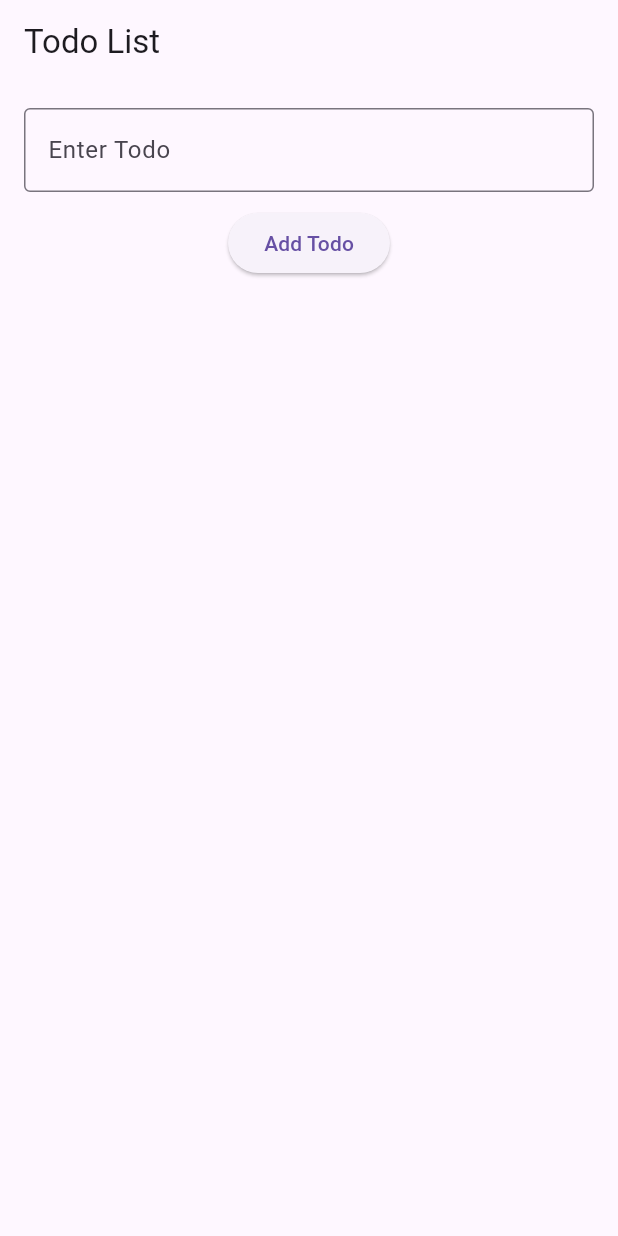
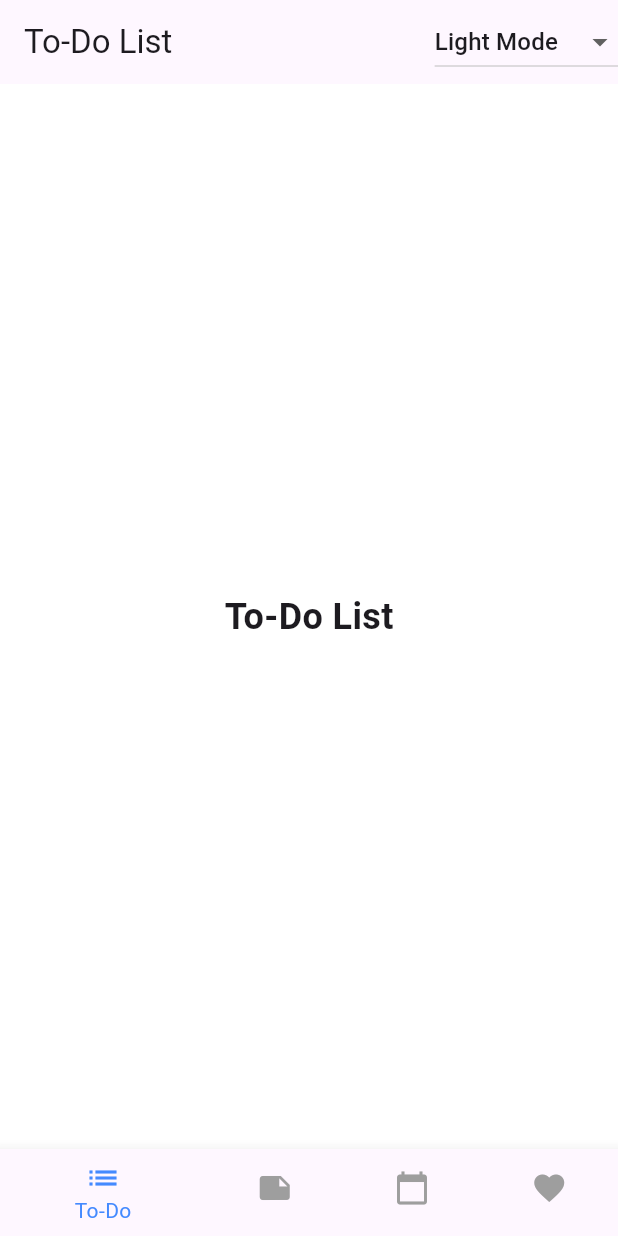
Before and after one commit to AbrahamKiplagat/flutter_testing, a Flutter app: the screen it shows after launch, on a phone screen of 412 x 824 dp. Run offline on Flutter 3.47's test engine with Material 3 defaults, Android fonts, the light colour scheme and no system bars.

Commit message:
this makes the screen contain bottom nav bar, notes, screen, callender and favorites for a  todo-list

```diff
--- a/lib/main.dart
+++ b/lib/main.dart
@@ -1,18 +1,43 @@
 import 'package:flutter/material.dart';
-import 'screens/todo_list_screen.dart';
+import 'todo_list.dart';
+import 'favorites_screen.dart';
+
 
 void main() {
-  runApp(const TodoApp());
+  runApp(const MyApp());
 }
 
-class TodoApp extends StatelessWidget {
-  const TodoApp({super.key});
+class MyApp extends StatefulWidget {
+  const MyApp({super.key});
+
+  static ValueNotifier<ThemeMode> themeNotifier = ValueNotifier(ThemeMode.light);
 
   @override
+  State<MyApp> createState() => _MyAppState();
+}
+
+class _MyAppState extends State<MyApp> {
+  @override
   Widget build(BuildContext context) {
-    return const MaterialApp(
-      debugShowCheckedModeBanner: false,
-      home: TodoListScreen(),
+    return ValueListenableBuilder<ThemeMode>(
+      valueListenable: MyApp.themeNotifier,
+      builder: (_, ThemeMode themeMode, __) {
+        return MaterialApp(
+          debugShowCheckedModeBanner: false,
+          theme: ThemeData(
+            brightness: Brightness.light,
+            primarySwatch: Colors.blue,
+            scaffoldBackgroundColor: Colors.white,
+          ),
+          darkTheme: ThemeData(
+            brightness: Brightness.dark,
+            primarySwatch: Colors.blueGrey,
+            scaffoldBackgroundColor: Colors.black,
+          ),
+          themeMode: themeMode,
+          home: const TodoList(),
+        );
+      },
     );
   }
 }
--- a/lib/screens/todo_list_screen.dart
+++ /dev/null
@@ -1,69 +0,0 @@
-import 'package:flutter/material.dart';
-import 'todo_item.dart';
-
-class TodoListScreen extends StatefulWidget {
-  const TodoListScreen({super.key});
-
-  @override
-  _TodoListScreenState createState() => _TodoListScreenState();
-}
-
-class _TodoListScreenState extends State<TodoListScreen> {
-  final List<String> todos = [];
-  final TextEditingController controller = TextEditingController();
-
-  void _addTodo() {
-    if (controller.text.isNotEmpty) {
-      setState(() {
-        todos.add(controller.text);
-        controller.clear();
-      });
-    }
-  }
-
-  void _removeTodo(int index) {
-    setState(() {
-      todos.removeAt(index);
-    });
-  }
-
-  @override
-  Widget build(BuildContext context) {
-    return Scaffold(
-      appBar: AppBar(title: const Text("Todo List")),
-      body: Padding(
-        padding: const EdgeInsets.all(16.0),
-        child: Column(
-          children: [
-            TextField(
-              controller: controller,
-              decoration: const InputDecoration(
-                labelText: "Enter Todo",
-                border: OutlineInputBorder(),
-              ),
-            ),
-            const SizedBox(height: 10),
-            ElevatedButton(
-              key: const Key('add_button'),
-              onPressed: _addTodo,
-              child: const Text("Add Todo"),
-            ),
-            const SizedBox(height: 10),
-            Expanded(
-              child: ListView.builder(
-                itemCount: todos.length,
-                itemBuilder: (context, index) {
-                  return TodoItem(
-                    key: Key('todo_$index'),
-                    text: todos[index],
-                    onDismissed: () => _removeTodo(index),
-                  );
-                },
-              ),
-            ),
-          ],
-        ),
-      ),
-    );
-  }
-}
--- /dev/null
+++ b/lib/todo_list.dart
@@ -0,0 +1,107 @@
+import 'package:flutter/material.dart';
+import 'package:testing/favorites_screen.dart';
+import 'main.dart';
+import 'notes_screen.dart';
+import 'calendar_screen.dart';
+import 'todo_screen.dart';  // ✅ Import the missing class
+
+enum CustomThemeMode { light, dark, vibrant } // ✅ Add custom theme enum
+
+class TodoList extends StatefulWidget {
+  const TodoList({super.key});
+
+  @override
+  State<TodoList> createState() => _TodoListState();
+}
+
+class _TodoListState extends State<TodoList> {
+  CustomThemeMode selectedTheme = CustomThemeMode.light; // ✅ Default theme
+
+  int _selectedIndex = 0;
+
+  final List<Map<String, dynamic>> themes = [
+    {'name': 'Light Mode', 'mode': CustomThemeMode.light},
+    {'name': 'Dark Mode', 'mode': CustomThemeMode.dark},
+    {'name': 'Vibrant Mode', 'mode': CustomThemeMode.vibrant}, // ✅ Fix mode type
+  ];
+
+  final List<Widget> _screens = [
+    const TodoScreen(),
+    const NotesScreen(),
+    const CalendarScreen(),
+    const FavoritesScreen()
+  ];
+
+  void _onItemTapped(int index) {
+    setState(() {
+      _selectedIndex = index;
+    });
+  }
+
+  @override
+  Widget build(BuildContext context) {
+    return Scaffold(
+      appBar: AppBar(
+        title: const Text('To-Do List'),
+        actions: [
+          DropdownButton<CustomThemeMode>(
+            value: selectedTheme,
+            items: themes.map<DropdownMenuItem<CustomThemeMode>>((theme) {
+              return DropdownMenuItem<CustomThemeMode>(
+                value: theme['mode'] as CustomThemeMode,
+                child: Text(theme['name'] as String),
+              );
+            }).toList(),
+            onChanged: (CustomThemeMode? newTheme) {
+              if (newTheme != null) {
+                setState(() {
+                  selectedTheme = newTheme;
+                  MyApp.themeNotifier.value = newTheme == CustomThemeMode.dark
+                      ? ThemeMode.dark
+                      : ThemeMode.light;
+                });
+              }
+            },
+          ),
+        ],
+      ),
+      body: Container(
+        decoration: BoxDecoration(
+          gradient: selectedTheme == CustomThemeMode.vibrant
+              ? const LinearGradient(
+                  begin: Alignment.topLeft,
+                  end: Alignment.bottomRight,
+                  colors: [Colors.purple, Colors.blue, Colors.pinkAccent],
+                ) // ✅ Gradient for Vibrant Mode
+              : null,
+          color: selectedTheme == CustomThemeMode.dark ? Colors.black : Colors.white,
+        ),
+        child: _screens[_selectedIndex],
+      ),
+      bottomNavigationBar: BottomNavigationBar(
+        currentIndex: _selectedIndex,
+        onTap: _onItemTapped,
+        selectedItemColor: Colors.blueAccent,
+        unselectedItemColor: Colors.grey,
+        items: const [
+          BottomNavigationBarItem(
+            icon: Icon(Icons.list),
+            label: 'To-Do',
+          ),
+          BottomNavigationBarItem(
+            icon: Icon(Icons.note),
+            label: 'Notes',
+          ),
+          BottomNavigationBarItem(
+            icon: Icon(Icons.calendar_today),
+            label: 'Calendar',
+          ),
+          BottomNavigationBarItem(
+             icon: Icon(Icons.favorite),
+            label: 'Favorites',
+          ),
+        ],
+      ),
+    );
+  }
+}
--- /dev/null
+++ b/lib/todo_screen.dart
@@ -0,0 +1,15 @@
+import 'package:flutter/material.dart';
+
+class TodoScreen extends StatelessWidget {
+  const TodoScreen({super.key});
+
+  @override
+  Widget build(BuildContext context) {
+    return Center(
+      child: Text(
+        'To-Do List',
+        style: TextStyle(fontSize: 24, fontWeight: FontWeight.bold),
+      ),
+    );
+  }
+}
```
Also changed, not shown: lib/calendar_screen.dart (added, +15 -0 lines), lib/favorites_screen.dart (added, +15 -0 lines), lib/notes_screen.dart (added, +15 -0 lines), lib/screens/todo_item.dart (deleted, +0 -27 lines), lib/todo_input.dart (added, +59 -0 lines), lib/todo_item.dart (added, +31 -0 lines), 2 other files.
